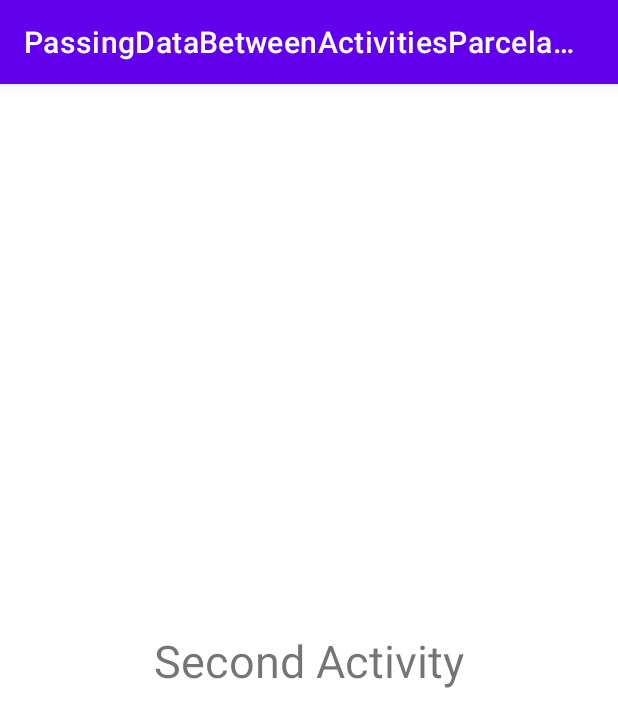
After one commit to Camarederic/PassingDataBetweenActivitiesParcelablesAndBundles_7, an Android app: the SecondActivity screen opened directly, with no data from a screen before it, on a phone screen of 412 x 824 dp. The commit adds this screen. Shown: the top 727 px of the screen. Run offline under Robolectric (Android 15) with nearby library versions, the phone set to English and light mode, and no system bars; 2 statements that could not run were skipped.

Commit message:
Passing data between Activities

```diff
--- a/app/src/main/AndroidManifest.xml
+++ b/app/src/main/AndroidManifest.xml
@@ -10,6 +10,9 @@
         android:supportsRtl="true"
         android:theme="@style/Theme.PassingDataBetweenActivitiesParcelablesAndBundles_7">
         <activity
+            android:name=".SecondActivity"
+            android:exported="false" />
+        <activity
             android:name=".MainActivity"
             android:exported="true">
             <intent-filter>
--- /dev/null
+++ b/app/src/main/java/com/example/passingdatabetweenactivitiesparcelablesandbundles_7/SecondActivity.kt
@@ -0,0 +1,17 @@
+package com.example.passingdatabetweenactivitiesparcelablesandbundles_7
+
+
+import androidx.appcompat.app.AppCompatActivity
+import android.os.Bundle
+import kotlinx.android.synthetic.main.activity_second.*
+
+class SecondActivity : AppCompatActivity() {
+    override fun onCreate(savedInstanceState: Bundle?) {
+        super.onCreate(savedInstanceState)
+        setContentView(R.layout.activity_second)
+
+        val person = intent.getSerializableExtra("EXTRA_PERSON") as Person
+        textViewPerson.text = person.toString()
+
+    }
+}
--- /dev/null
+++ b/app/src/main/res/layout/activity_second.xml
@@ -0,0 +1,22 @@
+<?xml version="1.0" encoding="utf-8"?>
+<androidx.constraintlayout.widget.ConstraintLayout xmlns:android="http://schemas.android.com/apk/res/android"
+    xmlns:app="http://schemas.android.com/apk/res-auto"
+    xmlns:tools="http://schemas.android.com/tools"
+    android:layout_width="match_parent"
+    android:layout_height="match_parent"
+    tools:context=".SecondActivity">
+
+    <TextView
+        android:id="@+id/textViewPerson"
+        android:layout_width="match_parent"
+        android:layout_height="wrap_content"
+        android:text="Second Activity"
+        android:textSize="30sp"
+        android:gravity="center"
+        app:layout_constraintBottom_toBottomOf="parent"
+        app:layout_constraintEnd_toEndOf="parent"
+        app:layout_constraintHorizontal_bias="0.5"
+        app:layout_constraintStart_toStartOf="parent"
+        app:layout_constraintTop_toTopOf="parent" />
+
+</androidx.constraintlayout.widget.ConstraintLayout>
```
Also changed, not shown: app/build.gradle (+4 -3 lines), app/src/main/java/com/example/passingdatabetweenactivitiesparcelablesandbundles_7/MainActivity.kt (+12 -0 lines), app/src/main/java/com/example/passingdatabetweenactivitiesparcelablesandbundles_7/Person.kt (added, +10 -0 lines), app/src/main/res/layout/activity_main.xml (+40 -6 lines).
